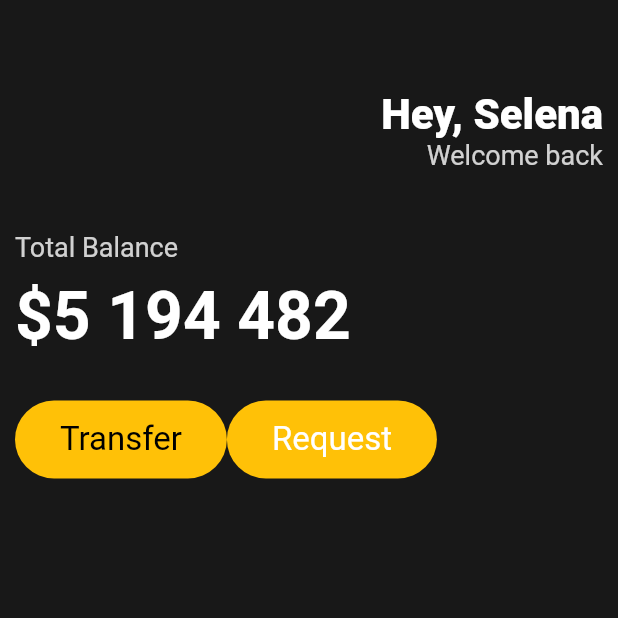
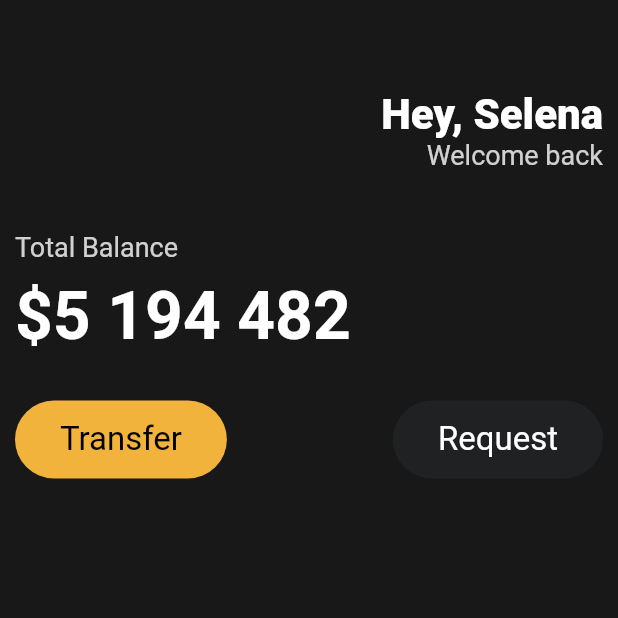
Before and after one commit to wonjangcloud9/webtoon, a Flutter app: the screen it shows after launch, on a phone screen of 412 x 824 dp, the top half of it. Run offline on Flutter 3.47's test engine with Material 2 defaults, Android fonts, the phone set to English and light mode, and no system bars.

Commit message:
reusable widget

```diff
--- a/lib/main.dart
+++ b/lib/main.dart
@@ -1,4 +1,5 @@
 import 'package:flutter/material.dart';
+import 'package:webtoon/widgets/button.dart';
 
 class Wonjang {
   String? name;
@@ -72,44 +73,17 @@ class App extends StatelessWidget {
                     height: 30,
                   ),
                   Row(
-                    children: [
-                      Container(
-                        decoration: BoxDecoration(
-                          color: Colors.amber,
-                          borderRadius: BorderRadius.circular(45),
-                        ),
-                        child: const Padding(
-                          padding: EdgeInsets.symmetric(
-                            horizontal: 30,
-                            vertical: 13,
-                          ),
-                          child: Text(
-                            "Transfer",
-                            style: TextStyle(
-                              color: Colors.black,
-                              fontSize: 22,
-                            ),
-                          ),
-                        ),
+                    mainAxisAlignment: MainAxisAlignment.spaceBetween,
+                    children: const [
+                      Button(
+                        text: "Transfer",
+                        bgColor: Color(0xFFF1B33B),
+                        textColor: Colors.black,
                       ),
-                      Container(
-                        decoration: BoxDecoration(
-                          color: Colors.amber,
-                          borderRadius: BorderRadius.circular(45),
-                        ),
-                        child: const Padding(
-                          padding: EdgeInsets.symmetric(
-                            horizontal: 30,
-                            vertical: 13,
-                          ),
-                          child: Text(
-                            "Request",
-                            style: TextStyle(
-                              color: Colors.white,
-                              fontSize: 22,
-                            ),
-                          ),
-                        ),
+                      Button(
+                        text: "Request",
+                        bgColor: Color(0xFF1F2123),
+                        textColor: Colors.white,
                       ),
                     ],
                   )
--- /dev/null
+++ b/lib/widgets/button.dart
@@ -0,0 +1,37 @@
+import 'package:flutter/material.dart';
+
+class Button extends StatelessWidget {
+  final String text;
+  final Color bgColor;
+  final Color textColor;
+
+  const Button({
+    super.key,
+    required this.text,
+    required this.bgColor,
+    required this.textColor,
+  });
+
+  @override
+  Widget build(BuildContext context) {
+    return Container(
+      decoration: BoxDecoration(
+        color: bgColor,
+        borderRadius: BorderRadius.circular(45),
+      ),
+      child: Padding(
+        padding: const EdgeInsets.symmetric(
+          horizontal: 30,
+          vertical: 13,
+        ),
+        child: Text(
+          text,
+          style: TextStyle(
+            color: textColor,
+            fontSize: 22,
+          ),
+        ),
+      ),
+    );
+  }
+}
```
